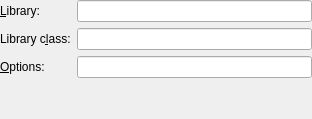
First picture: the form in src/widgets/librarytoolconfigwidget.ui, repository KDE/kile, before the edit.
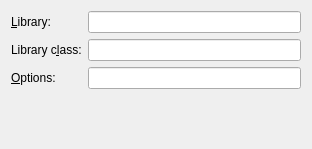
Second picture: the form after the edit. Custom widgets are drawn as their Qt base class.

```diff
--- a/src/widgets/librarytoolconfigwidget.ui
+++ b/src/widgets/librarytoolconfigwidget.ui
@@ -1,12 +1,12 @@
 <ui version="4.0" >
  <class>LibraryToolConfigWidget</class>
- <widget class="QWidget" name="LibraryToolConfigWidget" >
-  <property name="geometry" >
+ <widget class="QWidget" name="LibraryToolConfigWidget">
+  <property name="geometry">
    <rect>
     <x>0</x>
     <y>0</y>
     <width>312</width>
-    <height>119</height>
+    <height>149</height>
    </rect>
   </property>
   <property name="sizePolicy" >
@@ -21,77 +21,78 @@
     <height>32767</height>
    </size>
   </property>
-  <layout class="QGridLayout" >
-   <property name="margin" >
-    <number>0</number>
-   </property>
-   <item row="2" column="0" >
-    <widget class="QLabel" name="m_lbOptions" >
-     <property name="text" >
-      <string>&amp;Options:</string>
+  <layout class="QVBoxLayout" name="verticalLayout">
+   <item>
+    <layout class="QFormLayout" name="formLayout">
+     <property name="labelAlignment">
+      <set>Qt::AlignLeading|Qt::AlignLeft|Qt::AlignVCenter</set>
      </property>
-     <property name="wordWrap" >
-      <bool>false</bool>
-     </property>
-     <property name="buddy" >
-      <cstring>m_options</cstring>
-     </property>
-    </widget>
+     <item row="0" column="0">
+      <widget class="QLabel" name="m_lbLibrary">
+       <property name="text">
+        <string>&amp;Library:</string>
+       </property>
+       <property name="wordWrap">
+        <bool>false</bool>
+       </property>
+       <property name="buddy">
+        <cstring>m_library</cstring>
+       </property>
+      </widget>
+     </item>
+     <item row="0" column="1">
+      <widget class="KLineEdit" name="m_library"/>
+     </item>
+     <item row="1" column="0">
+      <widget class="QLabel" name="m_lbLibClass">
+       <property name="text">
+        <string>Library c&amp;lass:</string>
+       </property>
+       <property name="wordWrap">
+        <bool>false</bool>
+       </property>
+       <property name="buddy">
+        <cstring>m_class</cstring>
+       </property>
+      </widget>
+     </item>
+     <item row="1" column="1">
+      <widget class="KLineEdit" name="m_class"/>
+     </item>
+     <item row="2" column="0">
+      <widget class="QLabel" name="m_lbOptions">
+       <property name="text">
+        <string>&amp;Options:</string>
+       </property>
+       <property name="wordWrap">
+        <bool>false</bool>
+       </property>
+       <property name="buddy">
+        <cstring>m_options</cstring>
+       </property>
+      </widget>
+     </item>
+     <item row="2" column="1">
+      <widget class="KLineEdit" name="m_options"/>
+     </item>
+    </layout>
    </item>
-   <item row="0" column="1" >
-    <widget class="KLineEdit" name="m_library" />
-   </item>
-   <item row="1" column="1" >
-    <widget class="KLineEdit" name="m_class" />
-   </item>
-   <item row="2" column="1" >
-    <widget class="KLineEdit" name="m_options" />
-   </item>
-   <item row="1" column="0" >
-    <widget class="QLabel" name="m_lbLibClass" >
-     <property name="text" >
-      <string>Library c&amp;lass:</string>
-     </property>
-     <property name="wordWrap" >
-      <bool>false</bool>
-     </property>
-     <property name="buddy" >
-      <cstring>m_class</cstring>
-     </property>
-    </widget>
-   </item>
-   <item row="0" column="0" >
-    <widget class="QLabel" name="m_lbLibrary" >
-     <property name="text" >
-      <string>&amp;Library:</string>
-     </property>
-     <property name="wordWrap" >
-      <bool>false</bool>
-     </property>
-     <property name="buddy" >
-      <cstring>m_library</cstring>
-     </property>
-    </widget>
-   </item>
-   <item row="3" column="1" >
-    <spacer>
-     <property name="orientation" >
+   <item>
+    <spacer name="verticalSpacer">
+     <property name="orientation">
       <enum>Qt::Vertical</enum>
      </property>
-     <property name="sizeType" >
-      <enum>QSizePolicy::Expanding</enum>
-     </property>
-     <property name="sizeHint" stdset="0" >
+     <property name="sizeHint" stdset="0">
       <size>
        <width>20</width>
-       <height>20</height>
+       <height>40</height>
       </size>
      </property>
     </spacer>
    </item>
   </layout>
  </widget>
- <layoutdefault spacing="6" margin="11" />
+ <layoutdefault spacing="6" margin="11"/>
  <pixmapfunction>qPixmapFromMimeSource</pixmapfunction>
  <customwidgets>
   <customwidget>
```
Left out of the diff: 9 changed lines with no effect on the pictures.
